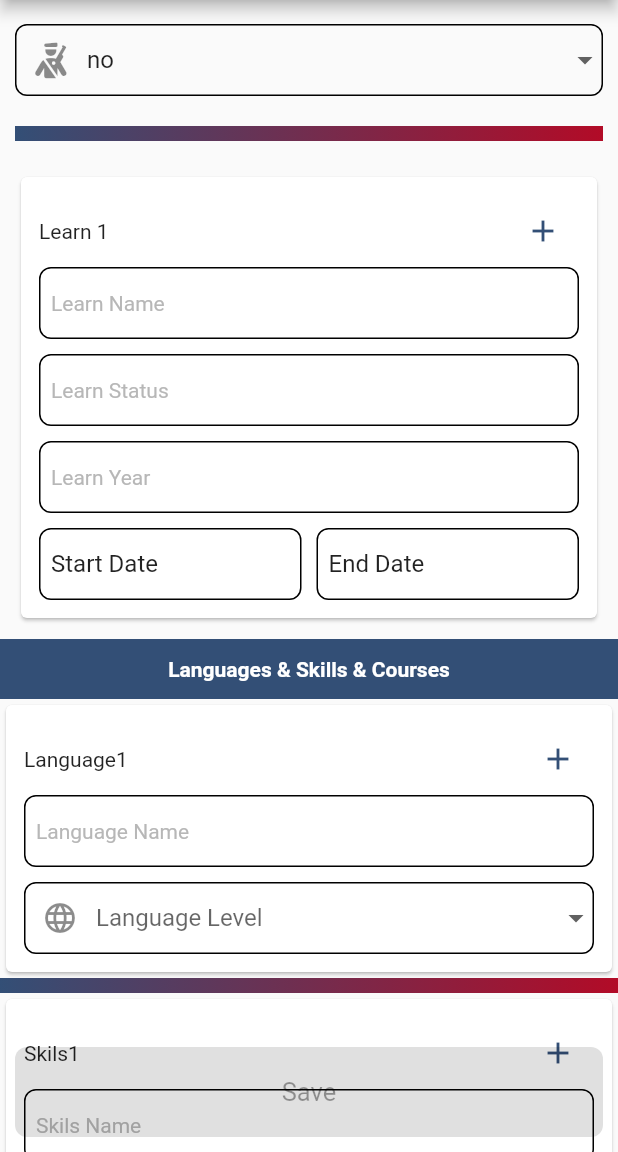
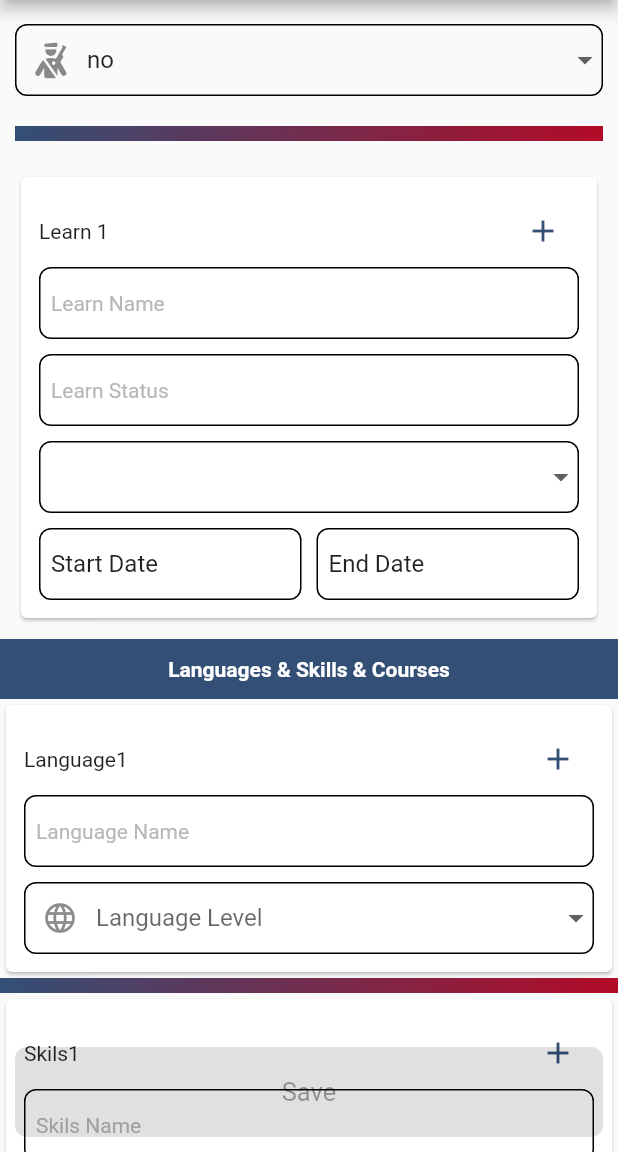
Before and after one commit to 0Ahmad0/ptc_project, a Flutter app: the InformationPage screen opened directly, scrolled down 576 dp, on a phone screen of 412 x 824 dp, the part 84-1236 px from its top. Run offline on Flutter 3.47's test engine with Material 2 defaults, Android fonts, the phone set to English and light mode, and no system bars; drawn by our look-alikes of oktoast; our stand-ins replace animate_do, awesome_dialog, cloud_firestore, connectivity_plus, easy_localization, firebase_auth and 7 more; missing offline and left inert: circle_progress_bar, dart:ffi, firedart; accounts and stored records are empty; Roboto replaces fonts that are missing (Changa).

Commit message:
@Hariri add year and edit search

```diff
--- a/lib/view/widgets/learn_form.dart
+++ b/lib/view/widgets/learn_form.dart
@@ -53,6 +53,17 @@ class LearnForm extends StatelessWidget {
     if(valid)  form.currentState!.save();
     return valid;
   }
+  List<String> listYears = [
+    'First Year',
+    'Second Year',
+    'Third Year',
+    'Fourth Year',
+    'Fifth Year',
+    'Sixth Year',
+    'Master',
+    'Doctor',
+    'Other...',
+  ];
   @override
   Widget build(BuildContext context) {
     controllerLearnName.text=HomeController.cvUser.skills.listSkill[index!-1].name;
@@ -95,42 +106,13 @@ class LearnForm extends StatelessWidget {
                   HomeController.cvUser.skills.listSkill[index!-1].name=val;},
               ),
               const SizedBox(height: AppSize.s10,),
-              TextFormField(
-                readOnly: true,
-                onTap: (){
-                  showDialog(
-                    context: context,
-                    builder: (BuildContext context) {
-                      return AlertDialog(
-                        title: Text("Select Year"),
-                        content: Container( // Need to use container to add size constraint.
-                          width: Sizer.getH(context)/2,
-                          height: Sizer.getH(context)/2,
-                          child: YearPicker(
-                            firstDate: DateTime(DateTime.now().year - 100, 1),
-                            lastDate: DateTime(DateTime.now().year + 100, 1),
-                            initialDate: DateTime.now(),
-                            selectedDate: _selectedDate,
-                            onChanged: (DateTime dateTime) {
-                              print(dateTime);
-                              controllerLearnYear.text =
-
-                              DateFormat.y().format(dateTime);
-                                 Navigator.pop(context);
-                            },
-                          ),
-                        ),
-                      );
-                    },
-                  );
-                },
-                controller: controllerLearnYear,
-                decoration: InputDecoration(
-                    hintText: "Learn Year"
-                ),
-                onChanged: (val){
-                  HomeController.cvUser.skills.listSkill[index!-1].name=val;},
-              ),
+              DropdownButtonFormField(items: [
+                for(var i = 0 ; i < listYears.length ; i ++)
+                  DropdownMenuItem(
+                    child: Text(listYears[i]),
+                    value: listYears[i],
+                  )
+              ], onChanged: (val){}),
               const SizedBox(height: AppSize.s10,),
               Row(
                 children: [
```
Also changed, not shown: lib/view/screens/search/search_view.dart (+33 -10 lines).
